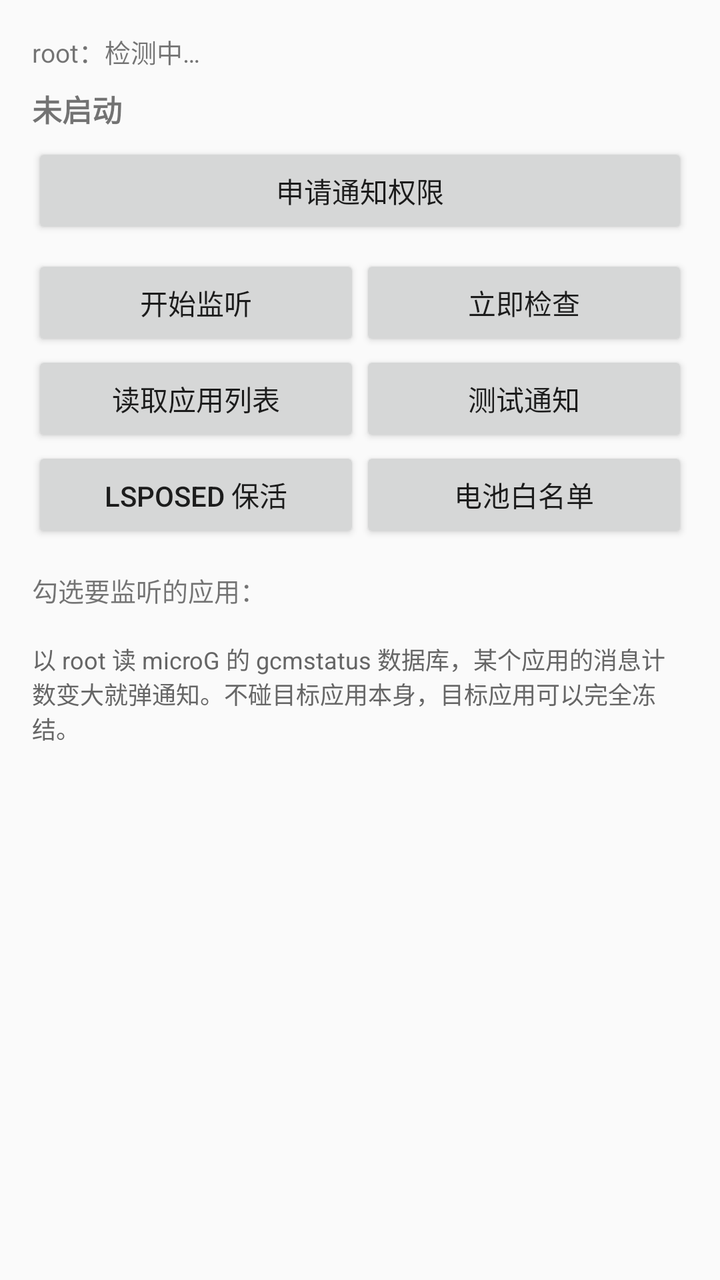
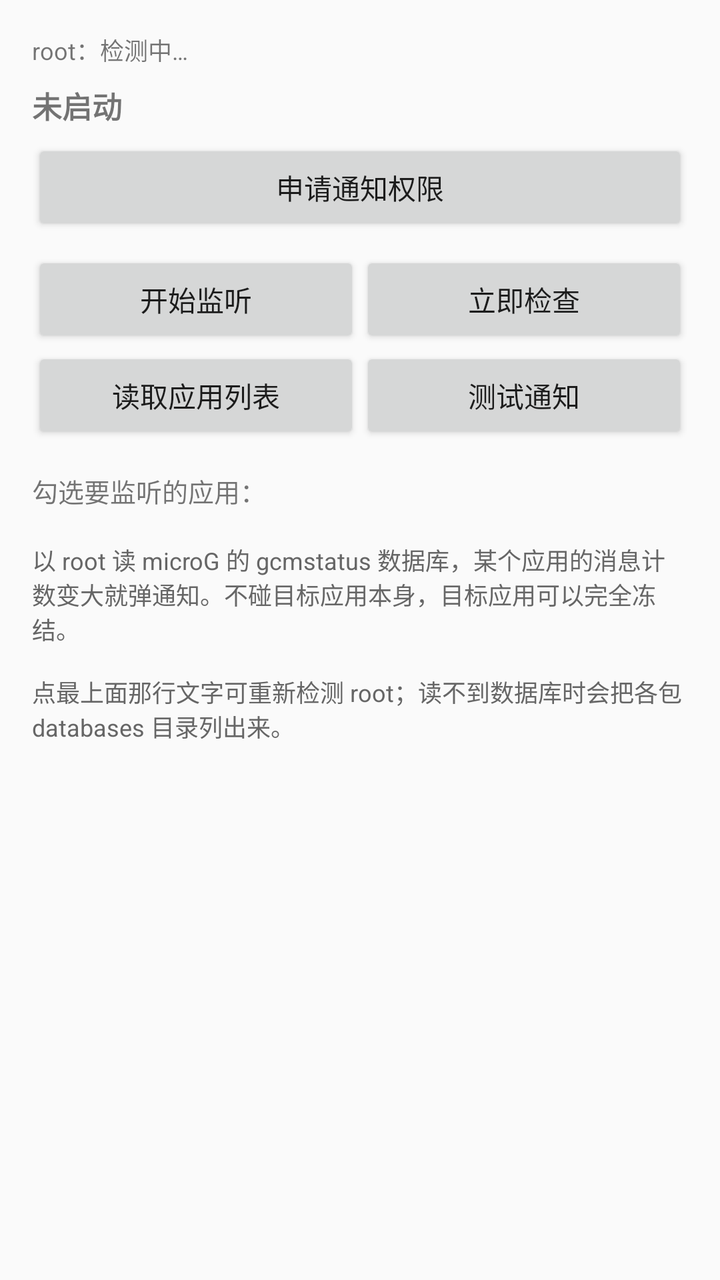

An Android layout rendered at two revisions. The XML below is the earlier revision; the diff shows what the commit changed to produce the second picture.
<!-- AndroidManifest.xml: application theme android:Theme.Material.Light.DarkActionBar -->
<!-- res/layout/activity_main.xml -->
<?xml version="1.0" encoding="utf-8"?>
<ScrollView xmlns:android="http://schemas.android.com/apk/res/android"
    android:layout_width="match_parent"
    android:layout_height="match_parent"
    android:fillViewport="true">

    <LinearLayout
        android:layout_width="match_parent"
        android:layout_height="wrap_content"
        android:orientation="vertical"
        android:padding="16dp">

        <TextView
            android:id="@+id/tvRoot"
            android:layout_width="match_parent"
            android:layout_height="wrap_content"
            android:text="root：检测中…"
            android:textSize="13sp" />

        <TextView
            android:id="@+id/tvStatus"
            android:layout_width="match_parent"
            android:layout_height="wrap_content"
            android:layout_marginTop="8dp"
            android:text="未启动"
            android:textSize="15sp"
            android:textStyle="bold" />

        <Button
            android:id="@+id/btnPerm"
            android:layout_width="match_parent"
            android:layout_height="wrap_content"
            android:layout_marginTop="6dp"
            android:text="申请通知权限" />

        <LinearLayout
            android:layout_width="match_parent"
            android:layout_height="wrap_content"
            android:layout_marginTop="8dp"
            android:orientation="horizontal">

            <Button
                android:id="@+id/btnToggle"
                android:layout_width="0dp"
                android:layout_height="wrap_content"
                android:layout_weight="1"
                android:text="开始监听" />

            <Button
                android:id="@+id/btnCheck"
                android:layout_width="0dp"
                android:layout_height="wrap_content"
                android:layout_weight="1"
                android:text="立即检查" />
        </LinearLayout>

        <LinearLayout
            android:layout_width="match_parent"
            android:layout_height="wrap_content"
            android:orientation="horizontal">

            <Button
                android:id="@+id/btnScan"
                android:layout_width="0dp"
                android:layout_height="wrap_content"
                android:layout_weight="1"
                android:text="读取应用列表" />

            <Button
                android:id="@+id/btnTest"
                android:layout_width="0dp"
                android:layout_height="wrap_content"
                android:layout_weight="1"
                android:text="测试通知" />
        </LinearLayout>

        <LinearLayout
            android:layout_width="match_parent"
            android:layout_height="wrap_content"
            android:orientation="horizontal">

            <Button
                android:id="@+id/btnKeep"
                android:layout_width="0dp"
                android:layout_height="wrap_content"
                android:layout_weight="1"
                android:text="LSPosed 保活" />

            <Button
                android:id="@+id/btnBattery"
                android:layout_width="0dp"
                android:layout_height="wrap_content"
                android:layout_weight="1"
                android:text="电池白名单" />
        </LinearLayout>

        <TextView
            android:layout_width="match_parent"
            android:layout_height="wrap_content"
            android:layout_marginTop="14dp"
            android:text="勾选要监听的应用："
            android:textSize="13sp" />

        <LinearLayout
            android:id="@+id/llApps"
            android:layout_width="match_parent"
            android:layout_height="wrap_content"
            android:orientation="vertical" />

        <TextView
            android:layout_width="match_parent"
            android:layout_height="wrap_content"
            android:layout_marginTop="16dp"
            android:textSize="12sp"
            android:textColor="#666666"
            android:text="以 root 读 microG 的 gcmstatus 数据库，某个应用的消息计数变大就弹通知。不碰目标应用本身，目标应用可以完全冻结。" />

    </LinearLayout>
</ScrollView>
<!-- resources referenced by this layout -->
<resources>

</resources>

<!-- the commit's change to res/layout/activity_main.xml (unified diff, before → after) -->
@@ -15,7 +15,7 @@
             android:layout_width="match_parent"
             android:layout_height="wrap_content"
             android:text="root：检测中…"
-            android:textSize="13sp" />
+            android:textSize="12sp" />
 
         <TextView
             android:id="@+id/tvStatus"
@@ -74,26 +74,6 @@
                 android:text="测试通知" />
         </LinearLayout>
 
-        <LinearLayout
-            android:layout_width="match_parent"
-            android:layout_height="wrap_content"
-            android:orientation="horizontal">
-
-            <Button
-                android:id="@+id/btnKeep"
-                android:layout_width="0dp"
-                android:layout_height="wrap_content"
-                android:layout_weight="1"
-                android:text="LSPosed 保活" />
-
-            <Button
-                android:id="@+id/btnBattery"
-                android:layout_width="0dp"
-                android:layout_height="wrap_content"
-                android:layout_weight="1"
-                android:text="电池白名单" />
-        </LinearLayout>
-
         <TextView
             android:layout_width="match_parent"
             android:layout_height="wrap_content"
@@ -113,7 +93,7 @@
             android:layout_marginTop="16dp"
             android:textSize="12sp"
             android:textColor="#666666"
-            android:text="以 root 读 microG 的 gcmstatus 数据库，某个应用的消息计数变大就弹通知。不碰目标应用本身，目标应用可以完全冻结。" />
+            android:text="以 root 读 microG 的 gcmstatus 数据库，某个应用的消息计数变大就弹通知。不碰目标应用本身，目标应用可以完全冻结。\n\n点最上面那行文字可重新检测 root；读不到数据库时会把各包 databases 目录列出来。" />
 
     </LinearLayout>
 </ScrollView>
